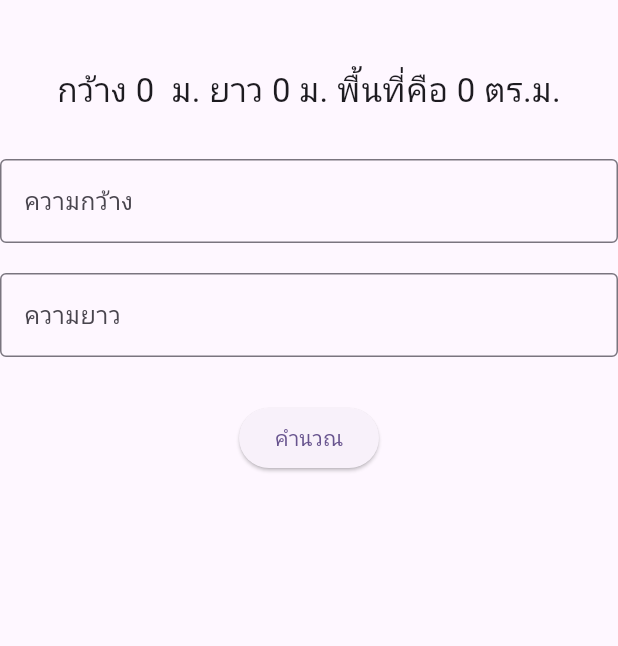
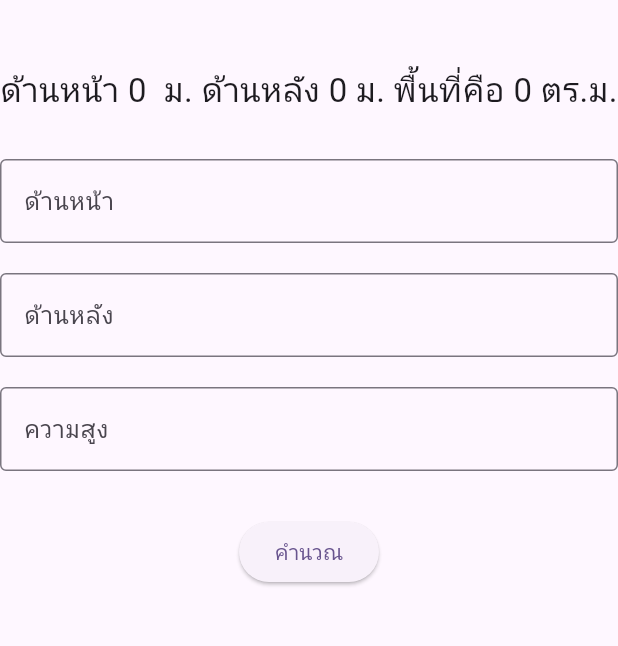
Before and after one commit to Koonjim/W2_15_Noppanut, a Flutter app: the Trapezoid screen opened by its route, on a phone screen of 412 x 824 dp, the part 63-709 px from its top. Run offline on Flutter 3.47's test engine with Material 3 defaults, Android fonts, the phone set to English and light mode, and no system bars.

Commit message:
"first up"

```diff
--- a/lib/trapezoid.dart
+++ b/lib/trapezoid.dart
@@ -37,18 +37,24 @@ class TrapezoidState extends State<Trapezoid> {
       body: Column(
         children: [
           SizedBox(height: 30),
-          Text("กว้าง $_front  ม. ยาว $_behind ม. พื้นที่คือ $_area ตร.ม.",style: TextStyle(fontSize: 22),),
+          Text("ด้านหน้า $_front  ม. ด้านหลัง $_behind ม. พื้นที่คือ $_area ตร.ม.",style: TextStyle(fontSize: 22),),
           SizedBox(height: 30),
           TextField(
             controller: _frontCtrl,
             keyboardType: TextInputType.number,
-            decoration: _textFieldStyle.copyWith(label: Text("ความกว้าง"), hint: Text("กรอกความกว้าง")),
+            decoration: _textFieldStyle.copyWith(label: Text("ด้านหน้า"), hint: Text("กรอกด้านหน้า")),
           ),
           SizedBox(height: 20),
           TextField(
             controller: _behindCtrl,
             keyboardType: TextInputType.number,
-            decoration: _textFieldStyle.copyWith(label: Text("ความยาว"),hint: Text("กรอกความยาว")),
+            decoration: _textFieldStyle.copyWith(label: Text("ด้านหลัง"),hint: Text("กรอกด้านหลัง")),
+          ),
+          SizedBox(height: 20),
+          TextField(
+            controller: _behindCtrl,
+            keyboardType: TextInputType.number,
+            decoration: _textFieldStyle.copyWith(label: Text("ความสูง"),hint: Text("กรอกความสูง")),
           ),
           SizedBox(height: 30),
           ElevatedButton(onPressed: () => _calReg(), child: Text("คำนวณ")),
```
